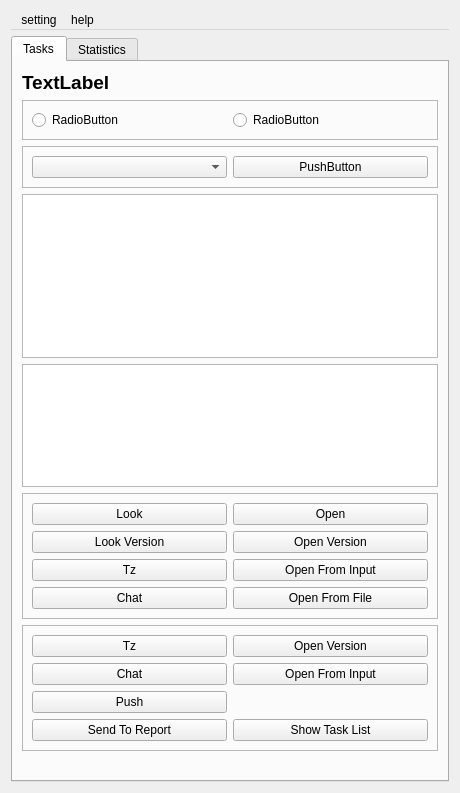
The window that ui/lineyka_user.ui (volodya-renderberg/lineyka) describes before a commit, drawn with Qt 5.
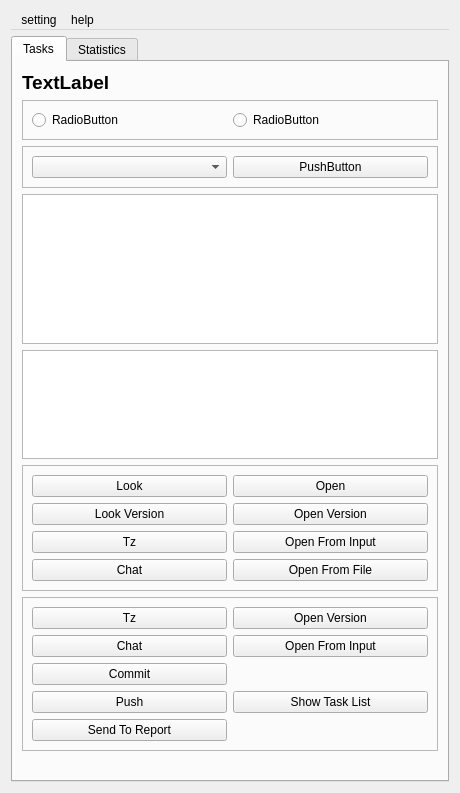
The same window after the commit.

Commit message: pus/commit buttons

The edit to the form file:
```diff
--- a/ui/lineyka_user.ui
+++ b/ui/lineyka_user.ui
@@ -205,7 +205,7 @@
          <property name="maximumSize">
           <size>
            <width>16777215</width>
-           <height>146</height>
+           <height>166</height>
           </size>
          </property>
          <property name="frameShape">
@@ -216,6 +216,13 @@
          </property>
          <layout class="QGridLayout" name="gridLayout_2">
           <item row="2" column="0">
+           <widget class="QPushButton" name="commit_button">
+            <property name="text">
+             <string>Commit</string>
+            </property>
+           </widget>
+          </item>
+		  <item row="3" column="0">
            <widget class="QPushButton" name="push_button">
             <property name="text">
              <string>Push</string>
@@ -243,7 +250,7 @@
             </property>
            </widget>
           </item>
-          <item row="3" column="0">
+          <item row="4" column="0">
            <widget class="QPushButton" name="report_button">
             <property name="text">
              <string>Send To Report</string>
```
